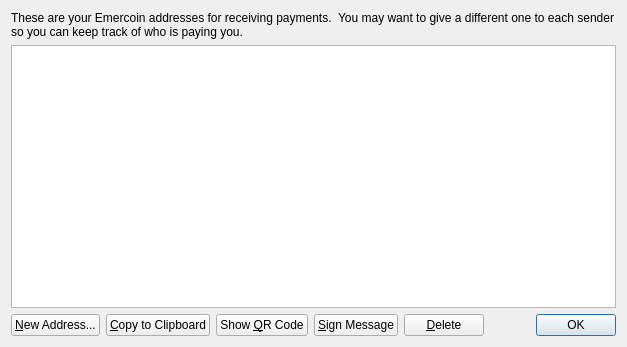
Old version of the form src/qt/forms/addressbookpage.ui in the repository bitcf/bitcf.
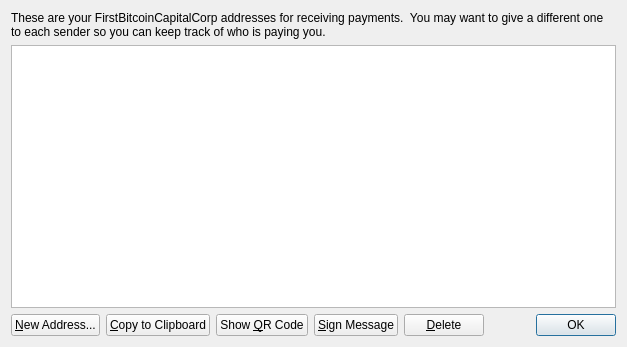
New version of the form. Icons and pictures are not drawn.

What changed in the file:
```diff
--- a/src/qt/forms/addressbookpage.ui
+++ b/src/qt/forms/addressbookpage.ui
@@ -17,7 +17,7 @@
    <item>
     <widget class="QLabel" name="labelExplanation">
      <property name="text">
-      <string>These are your Emercoin addresses for receiving payments.  You may want to give a different one to each sender so you can keep track of who is paying you.</string>
+      <string>These are your FirstBitcoinCapitalCorp addresses for receiving payments.  You may want to give a different one to each sender so you can keep track of who is paying you.</string>
      </property>
      <property name="textFormat">
       <enum>Qt::AutoText</enum>
```
